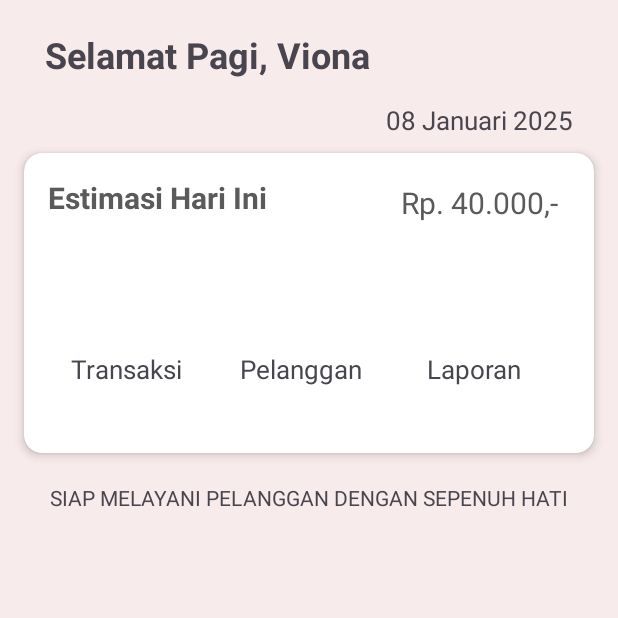
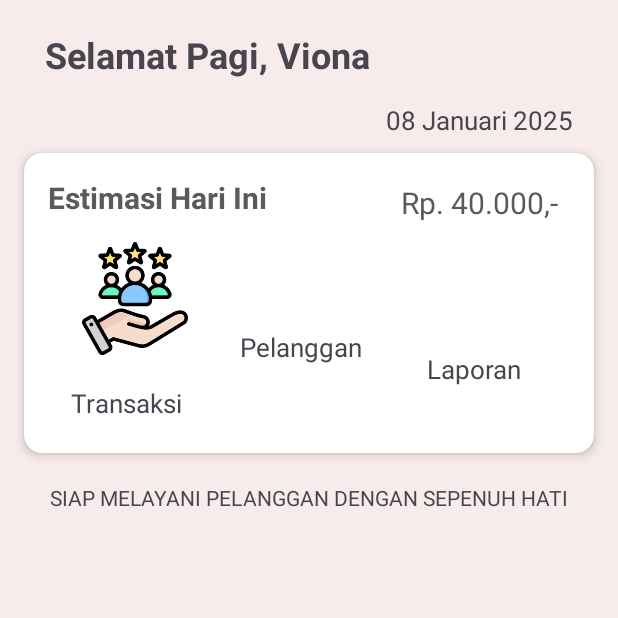
Before and after one commit to VionaRhema17/Laundry2, an Android app: the screen it shows after launch (MainActivity), on a phone screen of 412 x 824 dp, the top half of it. Run offline under Robolectric (Android 15) with nearby library versions, the phone set to English and light mode, and no system bars.

Commit message:
Penambahan image view estimasi card

```diff
--- a/app/src/main/res/layout/activity_main.xml
+++ b/app/src/main/res/layout/activity_main.xml
@@ -83,14 +83,20 @@
                     android:layout_height="wrap_content"
                     android:layout_weight="1"
                     android:orientation="vertical"
-                    android:gravity="center">/>
+                    android:gravity="center">
+
+                    <ImageView
+                        android:layout_width="100dp"
+                        android:layout_height="75dp"
+                        android:src="@drawable/Pelanggan" />
+
 
                     <TextView
                         android:layout_width="wrap_content"
                         android:layout_height="wrap_content"
                         android:text="Transaksi"
                         android:layout_marginEnd="5dp"
-                        android:layout_marginTop="50dp"
+                        android:layout_marginTop="20dp"
                         android:textSize="17sp"/>
                 </LinearLayout>
 
@@ -100,12 +106,14 @@
                     android:layout_weight="1"
                     android:orientation="vertical"
                     android:gravity="center">
+
+
                     <TextView
                         android:layout_width="wrap_content"
                         android:layout_height="wrap_content"
                         android:text="Pelanggan"
                         android:layout_marginEnd="5dp"
-                        android:layout_marginTop="50dp"
+                        android:layout_marginTop="20dp"
                         android:textSize="17sp"/>
                 </LinearLayout>
 
```
Also changed, not shown: app/src/main/res/drawable/Pelanggan.png (added).
